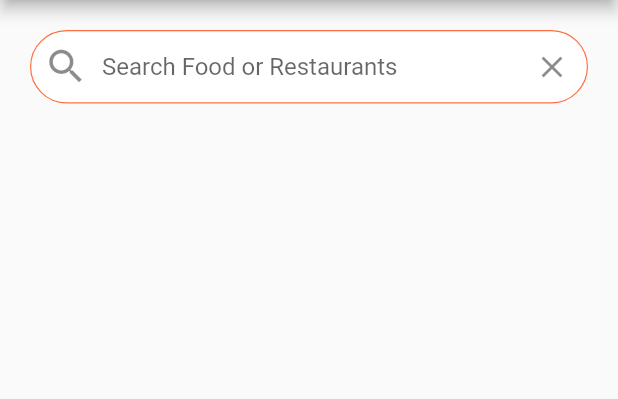
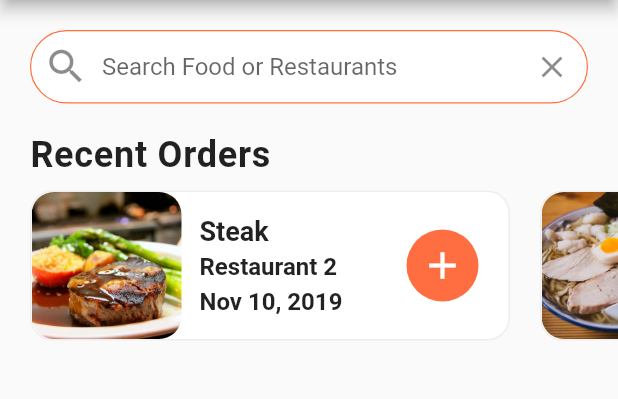
Before and after one commit to weilyuwang/FlutterUI-FoodOrderUI, a Flutter app: the screen it shows after launch, on a phone screen of 412 x 824 dp, the part 84-483 px from its top. Run offline on Flutter 3.47's test engine with Material 2 defaults, Android fonts, the phone set to English and light mode, and no system bars.

Commit message:
implement vertical scroll list of recent orders

```diff
--- a/lib/screens/home_screen.dart
+++ b/lib/screens/home_screen.dart
@@ -1,4 +1,5 @@
 import 'package:flutter/material.dart';
+import 'package:flutter_food_delivery_ui/widgets/recent_orders.dart';
 
 import '../data/data.dart';
 
@@ -59,9 +60,11 @@ class _HomeScreenState extends State<HomeScreen> {
                 suffixIcon: IconButton(
                   icon: Icon(Icons.clear),
                   onPressed: () {},
-                  )),
                 ),
               ),
+            ),
+          ),
+          RecentOrders(),
         ],
       ),
     );
--- /dev/null
+++ b/lib/widgets/recent_orders.dart
@@ -0,0 +1,124 @@
+import 'package:flutter/material.dart';
+import '../data/data.dart';
+import '../data/data.dart';
+import '../models/order.dart';
+
+class RecentOrders extends StatelessWidget {
+  _buildRecentOrder(BuildContext context, Order order) {
+    return Container(
+      margin: EdgeInsets.all(10.0),
+      width: 320.0,
+      decoration: BoxDecoration(
+        color: Colors.white,
+        borderRadius: BorderRadius.circular(15.0),
+        border: Border.all(
+          width: 1.0,
+          color: Colors.grey[200],
+        ),
+      ),
+      child: Row(
+        mainAxisAlignment: MainAxisAlignment.spaceBetween,
+        children: <Widget>[
+          Expanded(
+            child: Row(
+              children: <Widget>[
+                ClipRRect(
+                  borderRadius: BorderRadius.circular(15.0),
+                  child: Image(
+                    height: 100.0,
+                    width: 100.0,
+                    fit: BoxFit.cover,
+                    image: AssetImage(order.food.imageUrl),
+                  ),
+                ),
+                Expanded(
+                  child: Container(
+                    margin: EdgeInsets.all(12.0),
+                    child: Column(
+                      mainAxisAlignment: MainAxisAlignment.center,
+                      crossAxisAlignment: CrossAxisAlignment.start,
+                      children: <Widget>[
+                        Text(
+                          order.food.name,
+                          style: TextStyle(
+                            fontSize: 18.0,
+                            fontWeight: FontWeight.bold,
+                          ),
+                          overflow: TextOverflow.ellipsis,
+                        ),
+                        SizedBox(height: 4.0),
+                        Text(
+                          order.restaurant.name,
+                          style: TextStyle(
+                            fontSize: 16.0,
+                            fontWeight: FontWeight.w600,
+                          ),
+                          overflow: TextOverflow.ellipsis,
+                        ),
+                        SizedBox(height: 4.0),
+                        Text(
+                          order.date,
+                          style: TextStyle(
+                            fontSize: 16.0,
+                            fontWeight: FontWeight.w600,
+                          ),
+                          overflow: TextOverflow.ellipsis,
+                        ),
+                      ],
+                    ),
+                  ),
+                ),
+              ],
+            ),
+          ),
+          Container(
+            margin: EdgeInsets.only(right: 20.0),
+            width: 48.0,
+            decoration: BoxDecoration(
+              color: Theme.of(context).primaryColor,
+              borderRadius: BorderRadius.circular(30.0),
+            ),
+            child: IconButton(
+              icon: Icon(Icons.add),
+              iconSize: 30.0,
+              color: Colors.white,
+              onPressed: () {},
+            ),
+          )
+        ],
+      ),
+    );
+  }
+
+  @override
+  Widget build(BuildContext context) {
+    return Column(
+      crossAxisAlignment: CrossAxisAlignment.start,
+      children: <Widget>[
+        Padding(
+          padding: const EdgeInsets.symmetric(horizontal: 20.0),
+          child: Text(
+            'Recent Orders',
+            style: TextStyle(
+              fontSize: 24.0,
+              fontWeight: FontWeight.w600,
+              letterSpacing: 0.5,
+            ),
+          ),
+        ),
+        Container(
+            height: 120.0,
+            child: ListView.builder(
+              physics: BouncingScrollPhysics(), // for android only
+              padding: EdgeInsets.only(left: 10.0),
+              scrollDirection: Axis.horizontal,
+              itemCount: currentUser.orders.length,
+              itemBuilder: (BuildContext context, int index) {
+                Order order = currentUser.orders[index];
+                return _buildRecentOrder(context, order);
+              },
+            ))
+      ],
+    );
+  }
+}
```
Lines whose indentation alone changed are shown as unchanged.
